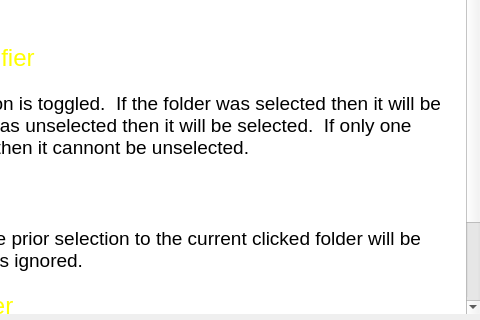
The window that Help/foldershelp.ui (towhee/Winnow64) describes before a commit, drawn with Qt 5; both pictures show x 162 to 642 and y 208 to 528 of the 642 by 528 pixel window.
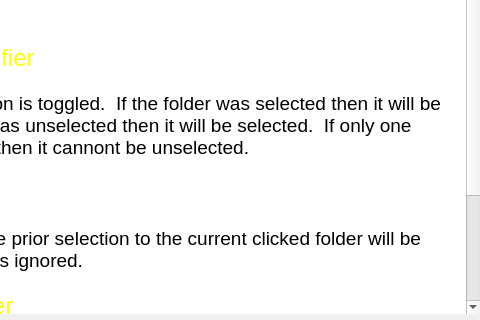
The same window after the commit.

What changed in the file:
```diff
--- a/Help/foldershelp.ui
+++ b/Help/foldershelp.ui
@@ -62,7 +62,7 @@
 &lt;p style=&quot;-qt-paragraph-type:empty; margin-top:0px; margin-bottom:0px; margin-left:0px; margin-right:0px; -qt-block-indent:0; text-indent:0px;&quot;&gt;&lt;br /&gt;&lt;/p&gt;
 &lt;p style=&quot; margin-top:0px; margin-bottom:0px; margin-left:0px; margin-right:0px; -qt-block-indent:0; text-indent:0px;&quot;&gt;&lt;span style=&quot; font-family:'Calibri','sans-serif'; font-size:18pt; color:#ffff00;&quot;&gt;Alt/Opt modifier&lt;/span&gt;&lt;/p&gt;
 &lt;p style=&quot;-qt-paragraph-type:empty; margin-top:0px; margin-bottom:0px; margin-left:0px; margin-right:0px; -qt-block-indent:0; text-indent:0px;&quot;&gt;&lt;br /&gt;&lt;/p&gt;
-&lt;p style=&quot; margin-top:0px; margin-bottom:0px; margin-left:0px; margin-right:0px; -qt-block-indent:0; text-indent:0px;&quot;&gt;&lt;span style=&quot; font-size:14pt;&quot;&gt;The folder and all subfolders are recursively selected.  Combine with Ctrl/Cmd to toggle selection.  If only the Alt/Opt modifer is used, then any prior selection is cleared.&lt;/span&gt;&lt;/p&gt;&lt;/body&gt;&lt;/html&gt;</string>
+&lt;p style=&quot; margin-top:0px; margin-bottom:0px; margin-left:0px; margin-right:0px; -qt-block-indent:0; text-indent:0px;&quot;&gt;&lt;span style=&quot; font-size:14pt;&quot;&gt;The folder and all subfolders are recursively selected.  Combine with Ctrl/Cmd to toggle selection.  If only the Alt/Opt modifer is used, then any prior selection is cleared.  If there are too many subfolders then the root folder will not expand, but all the subfolders will be loaded and the root folder text will change to orange.&lt;/span&gt;&lt;/p&gt;&lt;/body&gt;&lt;/html&gt;</string>
      </property>
     </widget>
    </item>
```
Left out of the diff: 2 changed lines with no effect on the pictures.
